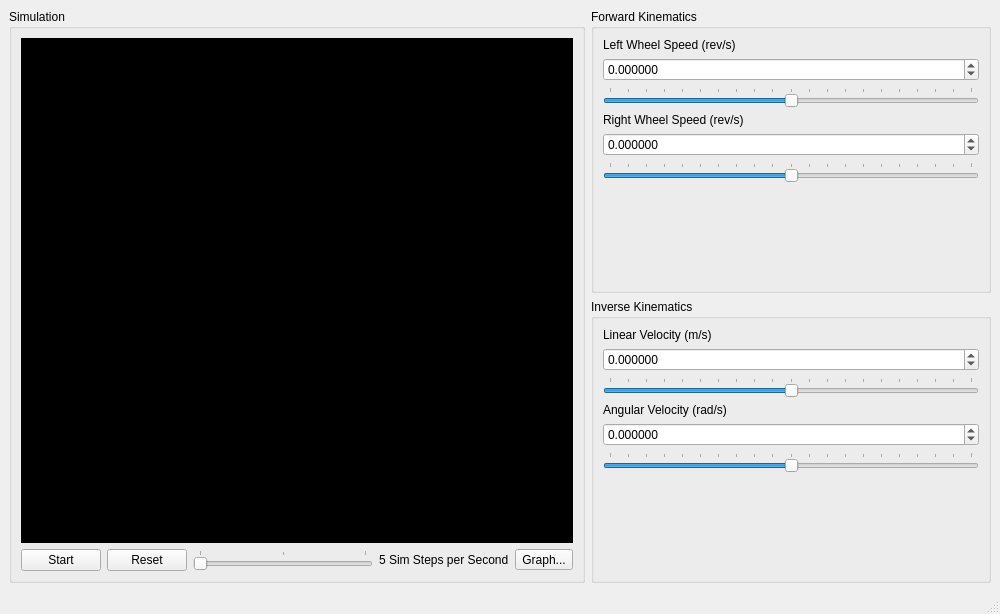
The window that hw2/mainwindow.ui (ashgti/elect6350) describes before a commit, drawn with Qt 5.
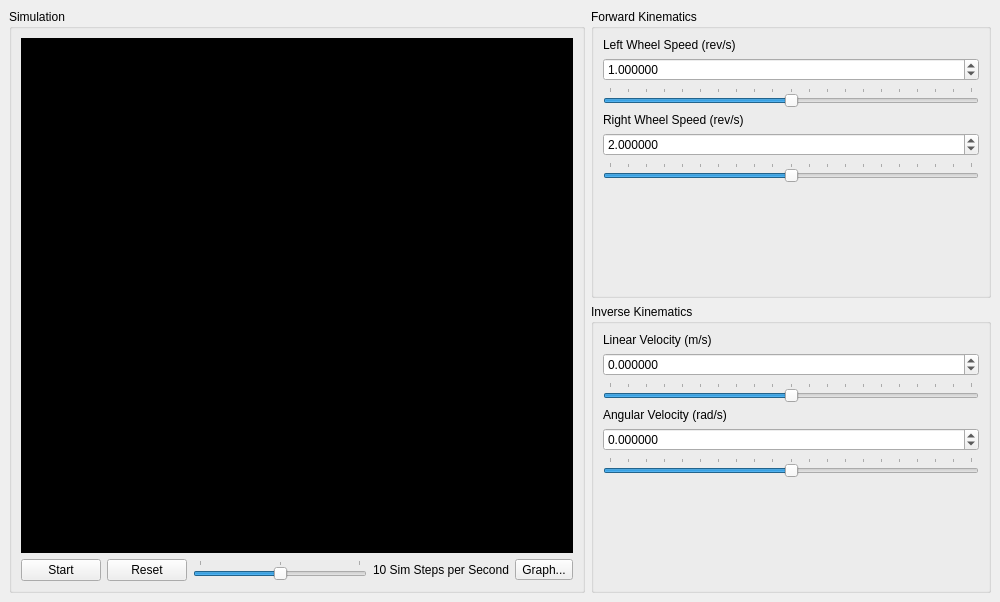
The same window after the commit. Custom widgets are drawn as their Qt base class.

```diff
--- a/hw2/mainwindow.ui
+++ b/hw2/mainwindow.ui
@@ -61,6 +61,9 @@
            <property name="pageStep">
             <number>1</number>
            </property>
+           <property name="value">
+            <number>2</number>
+           </property>
            <property name="orientation">
             <enum>Qt::Horizontal</enum>
            </property>
@@ -81,7 +84,7 @@
             </size>
            </property>
            <property name="text">
-            <string>5 Sim Steps per Second</string>
+            <string>10 Sim Steps per Second</string>
            </property>
           </widget>
          </item>
@@ -136,6 +139,9 @@
          <property name="singleStep">
           <double>0.100000000000000</double>
          </property>
+         <property name="value">
+          <double>1.000000000000000</double>
+         </property>
         </widget>
        </item>
        <item>
@@ -178,6 +184,9 @@
          <property name="singleStep">
           <double>0.100000000000000</double>
          </property>
+         <property name="value">
+          <double>2.000000000000000</double>
+         </property>
         </widget>
        </item>
        <item>
@@ -341,7 +350,6 @@
     </item>
    </layout>
   </widget>
-  <widget class="QStatusBar" name="statusbar"/>
  </widget>
  <customwidgets>
   <customwidget>
```
Left out of the diff: 2 changed lines with no effect on the pictures.
